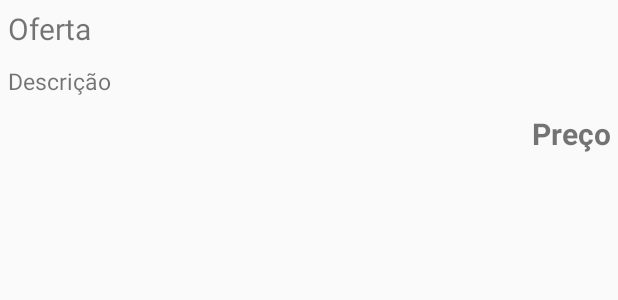
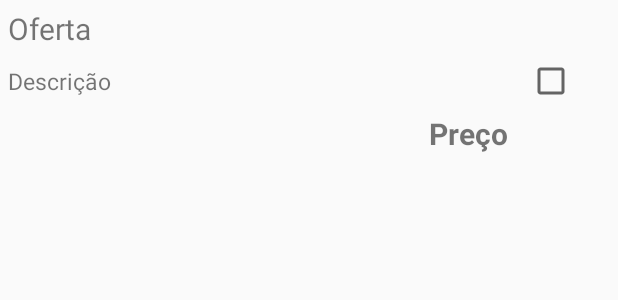
Before and after one commit to danthyl/AppMotoSeguros, an Android app: the layout adapter_ofertas.xml on its own in the app's theme, with its tools: preview values and no code run, on a phone screen of 412 x 824 dp. Shown: the top 300 px of the screen. Run offline under Robolectric (Android 15) with nearby library versions, the phone set to English and light mode, and no system bars; network calls fail.

```diff
--- a/app/src/main/java/com/example/appmotoseguros/activities/FormularioVeiculoActivity.java
+++ b/app/src/main/java/com/example/appmotoseguros/activities/FormularioVeiculoActivity.java
@@ -120,7 +120,7 @@ public class FormularioVeiculoActivity extends AppCompatActivity {
         comprador.setEstadoCivil("1");
 
         Endereco endereco = new Endereco();
-        endereco.setCep("07713030");
+        endereco.setCep("07713305");
         endereco.setComplemento("Casa");
         endereco.setNumero("48");
         comprador.setEndereco(endereco);
--- a/app/src/main/res/layout/adapter_ofertas.xml
+++ b/app/src/main/res/layout/adapter_ofertas.xml
@@ -2,15 +2,20 @@
 <LinearLayout xmlns:android="http://schemas.android.com/apk/res/android"
     android:layout_width="match_parent"
     android:layout_height="wrap_content"
-    android:orientation="vertical">
+    android:orientation="horizontal">
 
+    <LinearLayout
+        android:layout_width="0dp"
+        android:layout_height="wrap_content"
+        android:orientation="vertical"
+        android:layout_weight="0.85"
+        android:layout_marginEnd="8dp">
 
     <TextView
         android:id="@+id/textNomeOferta"
         android:layout_width="match_parent"
         android:layout_height="wrap_content"
         android:layout_margin="5dp"
-        android:layout_weight="0"
         android:text="@string/oferta"
         android:textSize="20sp" />
 
@@ -27,11 +32,18 @@
         android:layout_width="match_parent"
         android:layout_height="wrap_content"
         android:layout_margin="5dp"
-        android:layout_weight="0"
         android:gravity="end"
         android:text="@string/preco"
         android:textSize="20sp"
         android:textStyle="bold" />
 
+    </LinearLayout>
+
+    <CheckBox
+        android:id="@+id/cb_oferta_select"
+        android:layout_width="0dp"
+        android:layout_height="wrap_content"
+        android:layout_weight="0.15"
+        android:layout_gravity="center" />
 
 </LinearLayout>
```
Also changed, not shown: app/src/main/java/com/example/appmotoseguros/activities/ListaOfertasActivity.java (+16 -9 lines), app/src/main/java/com/example/appmotoseguros/adapter/AdapterOfertas.java (+44 -5 lines), app/src/main/java/com/example/appmotoseguros/model/Ofertas.java (+9 -0 lines).
